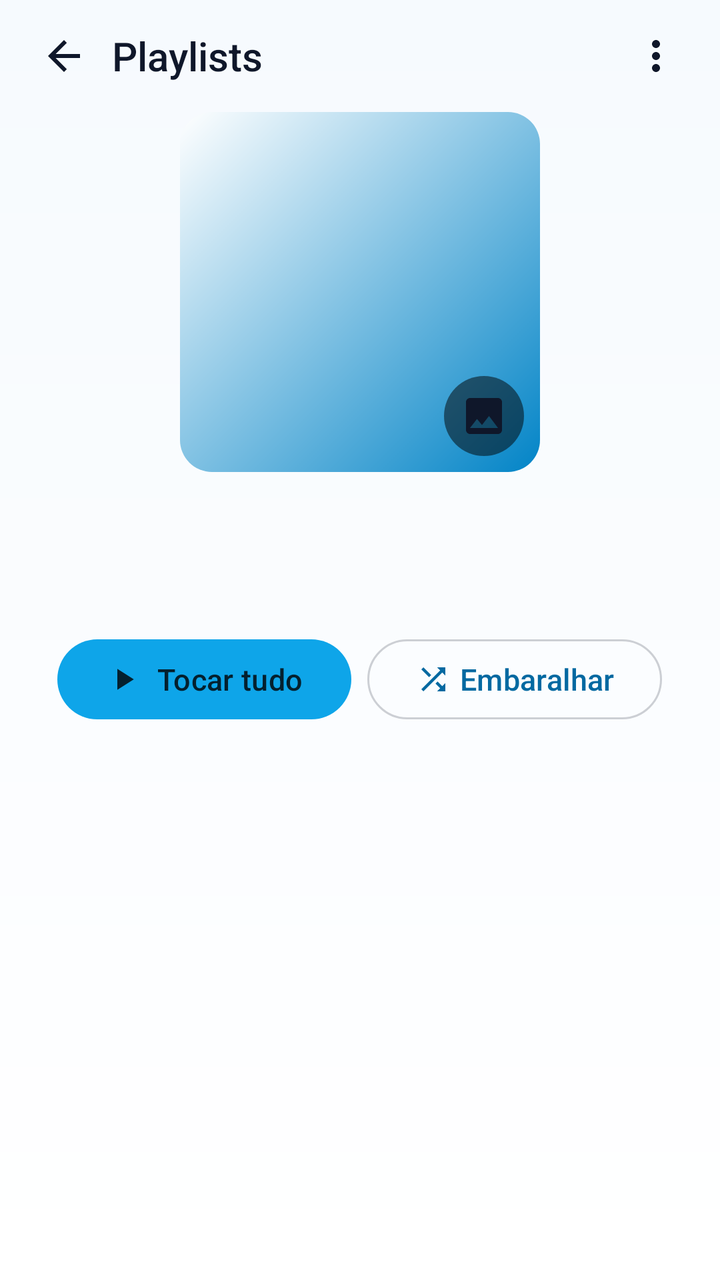
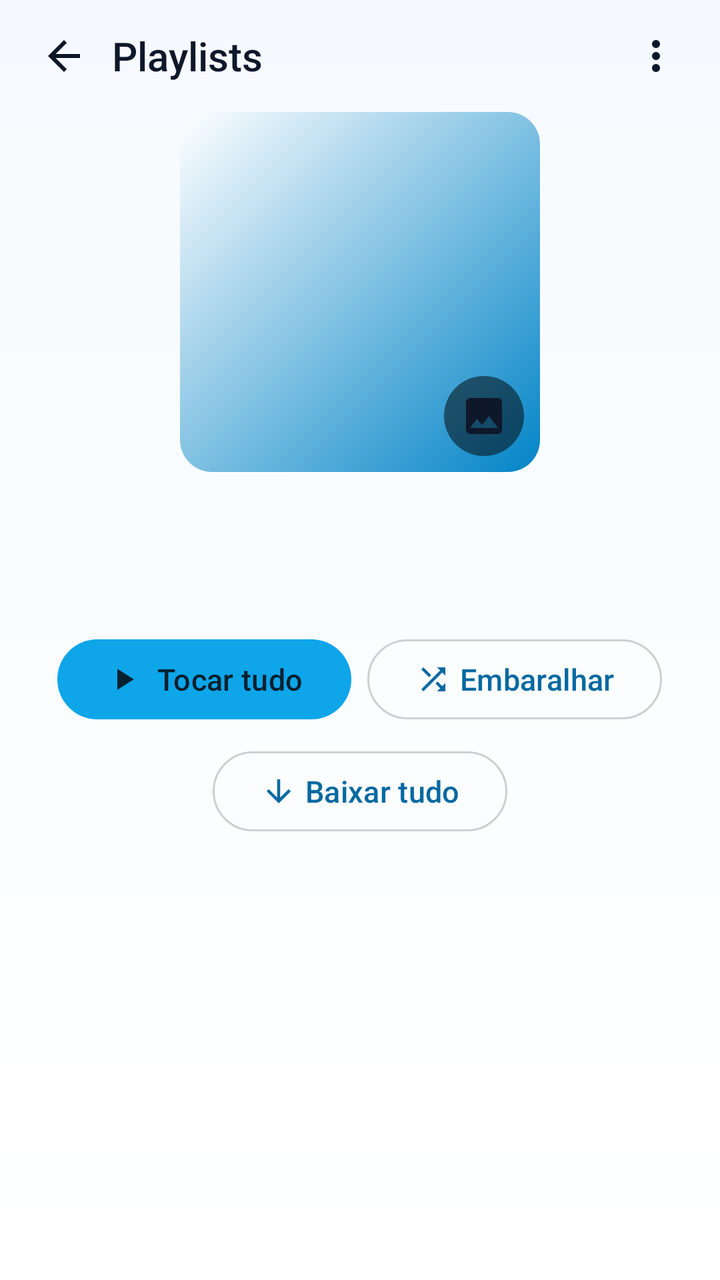

The first picture is an Android layout as it rendered before a commit; the second is the same layout after the commit. The layout source and the unified diff follow.
<!-- AndroidManifest.xml: application theme Theme.MystMusic -->
<!-- res/layout/fragment_playlist_detail.xml -->
<?xml version="1.0" encoding="utf-8"?>
<androidx.constraintlayout.widget.ConstraintLayout xmlns:android="http://schemas.android.com/apk/res/android"
    xmlns:app="http://schemas.android.com/apk/res-auto"
    android:id="@+id/detailRoot"
    android:layout_width="match_parent"
    android:layout_height="match_parent">

    <LinearLayout
        android:id="@+id/detailTopBar"
        android:layout_width="0dp"
        android:layout_height="56dp"
        android:gravity="center_vertical"
        android:orientation="horizontal"
        android:paddingStart="@dimen/space_s"
        android:paddingEnd="@dimen/space_s"
        app:layout_constraintEnd_toEndOf="parent"
        app:layout_constraintStart_toStartOf="parent"
        app:layout_constraintTop_toTopOf="parent">

        <ImageButton
            android:id="@+id/detailBack"
            android:layout_width="@dimen/touch_target"
            android:layout_height="@dimen/touch_target"
            android:background="?attr/selectableItemBackgroundBorderless"
            android:contentDescription="@string/auth_back"
            android:src="@drawable/ic_back"
            app:tint="?attr/mystOnSurface" />

        <TextView
            android:id="@+id/detailBarTitle"
            android:layout_width="0dp"
            android:layout_height="wrap_content"
            android:layout_weight="1"
            android:ellipsize="end"
            android:fontFamily="sans-serif-medium"
            android:maxLines="1"
            android:text="@string/playlists_title"
            android:textColor="?attr/mystOnSurface"
            android:textSize="@dimen/text_title" />

        <ImageButton
            android:id="@+id/detailMore"
            android:layout_width="@dimen/touch_target"
            android:layout_height="@dimen/touch_target"
            android:background="?attr/selectableItemBackgroundBorderless"
            android:contentDescription="@string/common_more"
            android:src="@drawable/ic_more"
            app:tint="?attr/mystOnSurface" />
    </LinearLayout>

    <LinearLayout
        android:layout_width="0dp"
        android:layout_height="0dp"
        android:orientation="vertical"
        app:layout_constraintBottom_toBottomOf="parent"
        app:layout_constraintEnd_toEndOf="parent"
        app:layout_constraintStart_toStartOf="parent"
        app:layout_constraintTop_toBottomOf="@id/detailTopBar">

        <LinearLayout
            android:layout_width="match_parent"
            android:layout_height="wrap_content"
            android:gravity="center_horizontal"
            android:orientation="vertical"
            android:paddingStart="@dimen/screen_margin"
            android:paddingEnd="@dimen/screen_margin">

            <include
                android:id="@+id/detailYtBanner"
                layout="@layout/view_yt_session_banner"
                android:layout_width="match_parent"
                android:layout_height="wrap_content"
                android:layout_marginBottom="@dimen/space_m" />

            <FrameLayout
                android:id="@+id/detailCoverFrame"
                android:layout_width="180dp"
                android:layout_height="180dp"
                android:background="@drawable/bg_playlist_placeholder"
                android:clickable="true"
                android:focusable="true">

                <TextView
                    android:id="@+id/detailInitial"
                    android:layout_width="wrap_content"
                    android:layout_height="wrap_content"
                    android:layout_gravity="center"
                    android:fontFamily="sans-serif-medium"
                    android:textColor="?attr/mystOnImage"
                    android:textSize="56sp" />

                <com.google.android.material.imageview.ShapeableImageView
                    android:id="@+id/detailCover"
                    android:layout_width="match_parent"
                    android:layout_height="match_parent"
                    android:contentDescription="@string/playlist_change_cover"
                    android:scaleType="centerCrop"
                    app:shapeAppearanceOverlay="@style/ShapeAppearance.MystMusic.Cover" />

                <ImageButton
                    android:id="@+id/detailCoverEdit"
                    android:layout_width="40dp"
                    android:layout_height="40dp"
                    android:layout_gravity="bottom|end"
                    android:layout_margin="@dimen/space_s"
                    android:background="@drawable/bg_more_circle"
                    android:contentDescription="@string/playlist_change_cover"
                    android:padding="8dp"
                    android:src="@drawable/ic_image"
                    app:tint="?attr/mystOnSurface" />
            </FrameLayout>

            <TextView
                android:id="@+id/detailName"
                android:layout_width="match_parent"
                android:layout_height="wrap_content"
                android:layout_marginTop="@dimen/space_m"
                android:ellipsize="end"
                android:fontFamily="sans-serif-medium"
                android:gravity="center"
                android:maxLines="2"
                android:textColor="?attr/mystOnSurface"
                android:textSize="22sp" />

            <TextView
                android:id="@+id/detailSubtitle"
                android:layout_width="wrap_content"
                android:layout_height="wrap_content"
                android:layout_marginTop="2dp"
                android:textColor="?attr/mystOnSurfaceDim"
                android:textSize="@dimen/text_small" />

            <LinearLayout
                android:layout_width="wrap_content"
                android:layout_height="wrap_content"
                android:layout_marginTop="@dimen/space_m"
                android:gravity="center"
                android:orientation="horizontal">

                <com.google.android.material.button.MaterialButton
                    android:id="@+id/detailPlayAll"
                    style="@style/Widget.MystMusic.Button.Primary"
                    android:layout_width="wrap_content"
                    android:layout_height="wrap_content"
                    android:text="@string/playlist_play_all"
                    app:icon="@drawable/ic_play"
                    app:iconGravity="textStart" />

                <com.google.android.material.button.MaterialButton
                    android:id="@+id/detailShuffle"
                    style="@style/Widget.MystMusic.Button.Secondary"
                    android:layout_width="wrap_content"
                    android:layout_height="wrap_content"
                    android:layout_marginStart="@dimen/space_s"
                    android:text="@string/playlist_shuffle"
                    app:icon="@drawable/ic_shuffle"
                    app:iconGravity="textStart" />
            </LinearLayout>

            <com.google.android.material.button.MaterialButton
                android:id="@+id/detailCopy"
                style="@style/Widget.MystMusic.Button.Secondary"
                android:layout_width="wrap_content"
                android:layout_height="wrap_content"
                android:layout_marginTop="@dimen/space_s"
                android:text="@string/yt_copy_to_myst"
                android:visibility="gone"
                app:icon="@drawable/ic_add_to_playlist"
                app:iconGravity="textStart" />
        </LinearLayout>

        <FrameLayout
            android:layout_width="match_parent"
            android:layout_height="0dp"
            android:layout_marginTop="@dimen/space_s"
            android:layout_weight="1">

            <androidx.recyclerview.widget.RecyclerView
                android:id="@+id/detailTracks"
                android:layout_width="match_parent"
                android:layout_height="match_parent"
                android:clipToPadding="false"
                android:overScrollMode="never"
                android:paddingStart="@dimen/space_s"
                android:paddingEnd="@dimen/space_s"
                android:paddingBottom="@dimen/content_bottom_padding_playing" />

            <com.facebook.shimmer.ShimmerFrameLayout
                android:id="@+id/detailShimmer"
                android:layout_width="match_parent"
                android:layout_height="wrap_content"
                android:visibility="gone"
                app:shimmer_auto_start="true"
                app:shimmer_base_color="?attr/mystSurfaceAlt"
                app:shimmer_highlight_color="?attr/mystSurface">

                <LinearLayout
                    android:layout_width="match_parent"
                    android:layout_height="wrap_content"
                    android:orientation="vertical">

                    <include layout="@layout/item_track_row_skeleton" />

                    <include layout="@layout/item_track_row_skeleton" />

                    <include layout="@layout/item_track_row_skeleton" />

                    <include layout="@layout/item_track_row_skeleton" />

                    <include layout="@layout/item_track_row_skeleton" />
                </LinearLayout>
            </com.facebook.shimmer.ShimmerFrameLayout>

            <include
                android:id="@+id/detailState"
                layout="@layout/view_state"
                android:layout_width="match_parent"
                android:layout_height="wrap_content"
                android:layout_gravity="center" />
        </FrameLayout>
    </LinearLayout>
</androidx.constraintlayout.widget.ConstraintLayout>
<!-- res/layout/view_yt_session_banner.xml (included above) -->
<?xml version="1.0" encoding="utf-8"?>
<com.google.android.material.card.MaterialCardView xmlns:android="http://schemas.android.com/apk/res/android"
    xmlns:app="http://schemas.android.com/apk/res-auto"
    android:id="@+id/ytBannerRoot"
    android:layout_width="match_parent"
    android:layout_height="wrap_content"
    android:visibility="gone"
    app:cardBackgroundColor="?attr/mystSurface"
    app:cardCornerRadius="@dimen/corner_medium"
    app:cardElevation="0dp"
    app:strokeColor="?attr/mystError"
    app:strokeWidth="1dp">

    <LinearLayout
        android:layout_width="match_parent"
        android:layout_height="wrap_content"
        android:orientation="vertical"
        android:padding="@dimen/space_m">

        <LinearLayout
            android:layout_width="match_parent"
            android:layout_height="wrap_content"
            android:gravity="center_vertical"
            android:orientation="horizontal">

            <ImageView
                android:layout_width="28dp"
                android:layout_height="28dp"
                android:contentDescription="@null"
                android:src="@drawable/ic_cloud_off"
                app:tint="?attr/mystError" />

            <LinearLayout
                android:layout_width="0dp"
                android:layout_height="wrap_content"
                android:layout_marginStart="@dimen/space_m"
                android:layout_weight="1"
                android:orientation="vertical">

                <TextView
                    android:id="@+id/ytBannerTitle"
                    android:layout_width="match_parent"
                    android:layout_height="wrap_content"
                    android:fontFamily="sans-serif-medium"
                    android:text="@string/yt_session_expired"
                    android:textColor="?attr/mystOnSurface"
                    android:textSize="@dimen/text_body" />

                <TextView
                    android:id="@+id/ytBannerSubtitle"
                    android:layout_width="match_parent"
                    android:layout_height="wrap_content"
                    android:layout_marginTop="2dp"
                    android:text="@string/yt_session_expired_hint"
                    android:textColor="?attr/mystOnSurfaceDim"
                    android:textSize="@dimen/text_small" />
            </LinearLayout>
        </LinearLayout>

        <com.google.android.material.button.MaterialButton
            android:id="@+id/ytBannerAction"
            style="@style/Widget.MystMusic.Button.Secondary"
            android:layout_width="match_parent"
            android:layout_height="wrap_content"
            android:layout_marginTop="@dimen/space_m"
            android:text="@string/yt_session_relogin" />
    </LinearLayout>
</com.google.android.material.card.MaterialCardView>
<!-- res/layout/item_track_row_skeleton.xml (included above) -->
<?xml version="1.0" encoding="utf-8"?>
<LinearLayout xmlns:android="http://schemas.android.com/apk/res/android"
    android:layout_width="match_parent"
    android:layout_height="72dp"
    android:gravity="center_vertical"
    android:orientation="horizontal"
    android:paddingStart="@dimen/space_m"
    android:paddingEnd="@dimen/screen_margin">

    <View
        android:layout_width="@dimen/track_thumb"
        android:layout_height="@dimen/track_thumb"
        android:background="@drawable/bg_skeleton" />

    <LinearLayout
        android:layout_width="0dp"
        android:layout_height="wrap_content"
        android:layout_marginStart="@dimen/space_m"
        android:layout_weight="1"
        android:orientation="vertical">

        <View
            android:layout_width="180dp"
            android:layout_height="14dp"
            android:background="@drawable/bg_skeleton" />

        <View
            android:layout_width="110dp"
            android:layout_height="10dp"
            android:layout_marginTop="@dimen/space_s"
            android:background="@drawable/bg_skeleton" />
    </LinearLayout>
</LinearLayout>
<!-- res/layout/view_state.xml (included above) -->
<?xml version="1.0" encoding="utf-8"?>
<LinearLayout xmlns:android="http://schemas.android.com/apk/res/android"
    xmlns:app="http://schemas.android.com/apk/res-auto"
    android:id="@+id/stateRoot"
    android:layout_width="match_parent"
    android:layout_height="wrap_content"
    android:gravity="center"
    android:orientation="vertical"
    android:padding="@dimen/space_l"
    android:visibility="gone">

    <ImageView
        android:id="@+id/stateIcon"
        android:layout_width="48dp"
        android:layout_height="48dp"
        android:contentDescription="@null"
        android:src="@drawable/ic_cloud_off"
        app:tint="?attr/mystOnSurfaceDim" />

    <TextView
        android:id="@+id/stateTitle"
        android:layout_width="wrap_content"
        android:layout_height="wrap_content"
        android:layout_marginTop="@dimen/space_m"
        android:fontFamily="sans-serif-medium"
        android:text="@string/state_empty"
        android:textColor="?attr/mystOnSurface"
        android:textSize="@dimen/text_body" />

    <TextView
        android:id="@+id/stateSubtitle"
        android:layout_width="wrap_content"
        android:layout_height="wrap_content"
        android:layout_marginTop="@dimen/space_xs"
        android:gravity="center"
        android:textColor="?attr/mystOnSurfaceDim"
        android:textSize="@dimen/text_small"
        android:visibility="gone" />

    <com.google.android.material.button.MaterialButton
        android:id="@+id/stateRetry"
        style="@style/Widget.MystMusic.Button.Secondary"
        android:layout_width="wrap_content"
        android:layout_height="wrap_content"
        android:layout_marginTop="@dimen/space_m"
        android:text="@string/state_retry"
        android:visibility="gone" />
</LinearLayout>
<!-- resources referenced by this layout -->
<resources>
  <dimen name="content_bottom_padding_playing">168dp</dimen>
  <dimen name="corner_medium">16dp</dimen>
  <dimen name="screen_margin">20dp</dimen>
  <dimen name="space_l">24dp</dimen>
  <dimen name="space_m">16dp</dimen>
  <dimen name="space_s">8dp</dimen>
  <dimen name="space_xs">4dp</dimen>
  <dimen name="text_body">14sp</dimen>
  <dimen name="text_small">12sp</dimen>
  <dimen name="text_title">20sp</dimen>
  <dimen name="touch_target">48dp</dimen>
  <dimen name="track_thumb">56dp</dimen>
  <!-- drawable bg_more_circle (drawable) -->
  <?xml version="1.0" encoding="utf-8"?>
  <shape xmlns:android="http://schemas.android.com/apk/res/android" android:shape="oval">
      <solid android:color="?attr/mystImageScrim" />
  </shape>
  <string name="auth_back">Voltar</string>
  <string name="common_more">Mais opções</string>
  <string name="playlist_change_cover">Trocar imagem</string>
  <string name="playlist_play_all">Tocar tudo</string>
  <string name="playlist_shuffle">Embaralhar</string>
  <string name="playlists_title">Playlists</string>
  <string name="state_empty">Nada por aqui ainda</string>
  <string name="state_retry">Tentar novamente</string>
  <string name="yt_copy_to_myst">Copiar para Myst</string>
  <string name="yt_session_expired">Sessão do YouTube expirou</string>
  <string name="yt_session_expired_hint">Entre de novo para atualizar suas playlists e recomendações. Seus dados locais continuam salvos.</string>
  <string name="yt_session_relogin">Entrar de novo</string>
  <style name="ShapeAppearance.MystMusic.Cover" parent="">
          <item name="cornerFamily">rounded</item>
          <item name="cornerSize">@dimen/corner_medium</item>
      </style>
  <dimen name="text_button">15sp</dimen>
  <color name="light_accent">#0EA5E9</color>
  <color name="on_accent">#04202E</color>
  <color name="sky_400">#38BDF8</color>
  <color name="light_accent_text">#0369A1</color>
  <color name="light_surface">#FFFFFF</color>
  <color name="light_text">#0F172A</color>
  <color name="light_surface_alt">#E8F3FC</color>
  <color name="light_text_dim">#475569</color>
  <color name="light_stroke_strong">#330F172A</color>
  <color name="light_error">#DC2626</color>
  <color name="white">#FFFFFF</color>
  <color name="accent_alpha_24">#3D38BDF8</color>
  <color name="light_bg">#F6FAFE</color>
  <color name="light_navbar">#EBFFFFFF</color>
  <color name="light_stroke">#1A0F172A</color>
  <color name="light_accent_dark">#0284C7</color>
  <color name="on_image">#FFFFFF</color>
  <color name="image_scrim">#80000000</color>
  <color name="light_player_scrim">#CCF6FAFE</color>
  <color name="light_success">#15803D</color>
  <color name="accent_alpha_16">#2938BDF8</color>
  <style name="ThemeOverlay.MystMusic.BottomSheet" parent="ThemeOverlay.Material3.BottomSheetDialog">
          <item name="bottomSheetStyle">@style/Widget.MystMusic.BottomSheet</item>
          <item name="android:windowBackground">@color/transparent</item>
      </style>
  <color name="transparent">#00000000</color>
  <style name="Animation.MystMusic.Dialog" parent="@android:style/Animation.Dialog">
          <item name="android:windowEnterAnimation">@anim/dialog_in</item>
          <item name="android:windowExitAnimation">@anim/screen_fade_out</item>
      </style>
  <style name="Widget.MystMusic.BottomSheet" parent="Widget.Material3.BottomSheet.Modal">
          <item name="backgroundTint">?attr/mystSurfaceAlt</item>
          <item name="shapeAppearanceOverlay">@style/ShapeAppearance.MystMusic.BottomSheet</item>
      </style>
  <!-- unchanged entries left out for length: 17 -->
</resources>

<!-- the commit's change to res/layout/fragment_playlist_detail.xml (unified diff, before → after) -->
@@ -156,6 +156,16 @@
                     app:icon="@drawable/ic_shuffle"
                     app:iconGravity="textStart" />
             </LinearLayout>
+
+            <com.google.android.material.button.MaterialButton
+                android:id="@+id/detailDownload"
+                style="@style/Widget.MystMusic.Button.Secondary"
+                android:layout_width="wrap_content"
+                android:layout_height="wrap_content"
+                android:layout_marginTop="@dimen/space_s"
+                android:text="@string/download_all"
+                app:icon="@drawable/ic_arrow_down"
+                app:iconGravity="textStart" />
 
             <com.google.android.material.button.MaterialButton
                 android:id="@+id/detailCopy"
<!-- resource entries referenced after the edit -->
@@ -17,8 +17,16 @@
   <shape xmlns:android="http://schemas.android.com/apk/res/android" android:shape="oval">
       <solid android:color="?attr/mystImageScrim" />
   </shape>
+  <!-- drawable ic_arrow_down (drawable) -->
+  <?xml version="1.0" encoding="utf-8"?>
+  <vector xmlns:android="http://schemas.android.com/apk/res/android"
+      android:width="24dp" android:height="24dp"
+      android:viewportWidth="24" android:viewportHeight="24">
+      <path android:fillColor="#FFFFFFFF" android:pathData="M20 12l-1.41-1.41L13 16.17V4h-2v12.17l-5.58-5.59L4 12l8 8 8-8z" />
+  </vector>
   <string name="auth_back">Voltar</string>
   <string name="common_more">Mais opções</string>
+  <string name="download_all">Baixar tudo</string>
   <string name="playlist_change_cover">Trocar imagem</string>
   <string name="playlist_play_all">Tocar tudo</string>
   <string name="playlist_shuffle">Embaralhar</string>
